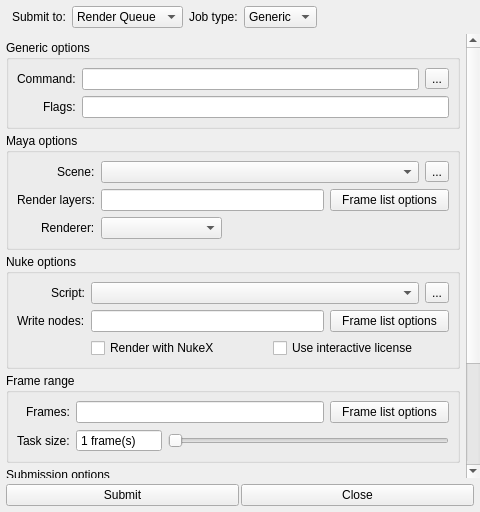
Before: the Qt Designer form core/ui/render_submit_ui.ui in mjbonnington/icarus-gps, drawn with Qt 5.
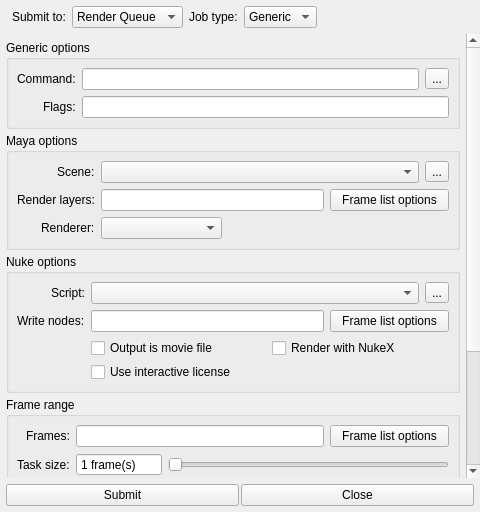
After: the same form once the commit is applied. Icons and pictures are not drawn.

What changed in the file:
```diff
--- a/core/ui/render_submit_ui.ui
+++ b/core/ui/render_submit_ui.ui
@@ -156,7 +156,7 @@
          <x>0</x>
          <y>0</y>
          <width>463</width>
-         <height>564</height>
+         <height>585</height>
         </rect>
        </property>
        <property name="noBackground" stdset="0">
@@ -618,17 +618,10 @@
            </item>
            <item row="2" column="1">
             <layout class="QGridLayout" name="nukeOptions_gridLayout">
+             <property name="spacing">
+              <number>4</number>
+             </property>
              <item row="0" column="1">
-              <widget class="QCheckBox" name="interactiveLicense_checkBox">
-               <property name="text">
-                <string>Use interactive license</string>
-               </property>
-               <property name="xmlTag" stdset="0">
-                <string>useInteractiveLicense</string>
-               </property>
-              </widget>
-             </item>
-             <item row="0" column="0">
               <widget class="QCheckBox" name="useNukeX_checkBox">
                <property name="text">
                 <string>Render with NukeX</string>
@@ -638,6 +631,29 @@
                </property>
               </widget>
              </item>
+             <item row="0" column="0">
+              <widget class="QCheckBox" name="isMovie_checkBox">
+               <property name="toolTip">
+                <string>&lt;html&gt;&lt;head/&gt;&lt;body&gt;&lt;p&gt;Check if the output is a movie file rather than a frame sequence, and treat the render job as a single task.&lt;/p&gt;&lt;/body&gt;&lt;/html&gt;</string>
+               </property>
+               <property name="text">
+                <string>Output is movie file</string>
+               </property>
+               <property name="xmlTag" stdset="0">
+                <string>isMovie</string>
+               </property>
+              </widget>
+             </item>
+             <item row="1" column="0">
+              <widget class="QCheckBox" name="interactiveLicense_checkBox">
+               <property name="text">
+                <string>Use interactive license</string>
+               </property>
+               <property name="xmlTag" stdset="0">
+                <string>useInteractiveLicense</string>
+               </property>
+              </widget>
+             </item>
             </layout>
            </item>
            <item row="0" column="0">
```
Left out of the diff: 1 changed line with no effect on the pictures.
